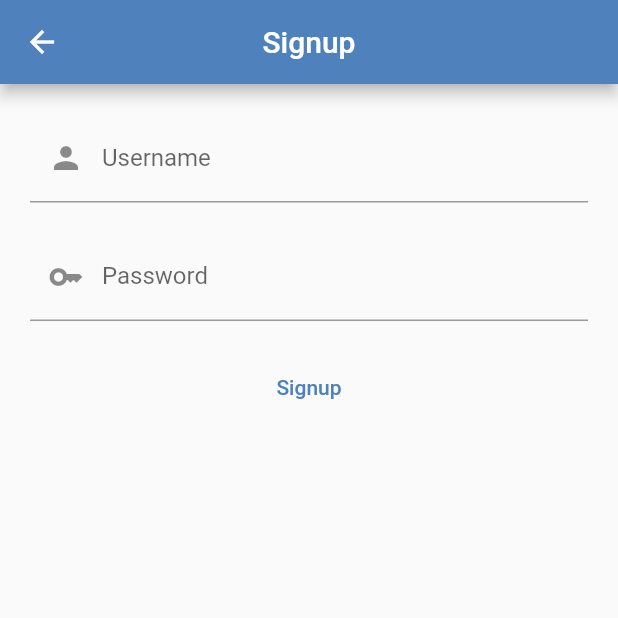
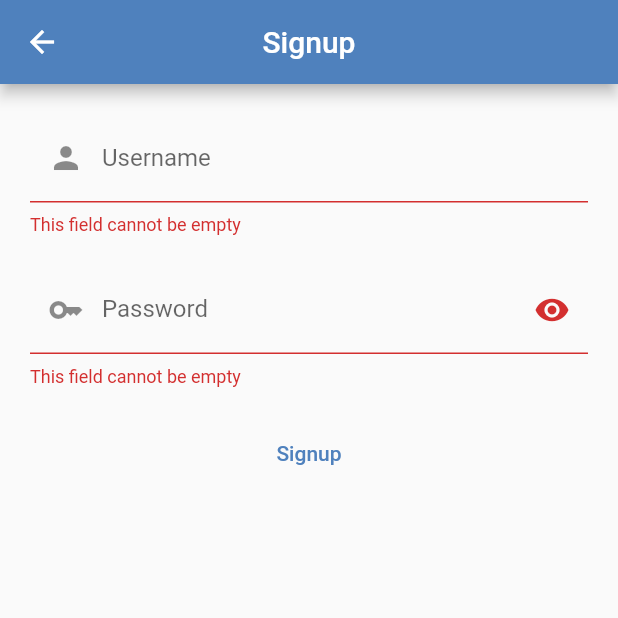
Before and after one commit to drewjya/bloc_advance, a Flutter app: the SignupScreen screen opened by its route, on a phone screen of 412 x 824 dp, the top half of it. Run offline on Flutter 3.47's test engine with Material 2 defaults, Android fonts, the phone set to English and light mode, and no system bars; our stand-ins replace bloc, equatable, file_picker, flutter_bloc, freezed_annotation, hive and 2 more; accounts and stored records are empty.

Commit message:
update validator password

```diff
--- a/lib/components/custom_text_field.dart
+++ b/lib/components/custom_text_field.dart
@@ -40,6 +40,67 @@ class CustomTextField extends StatelessWidget {
           filled: (enabled == null) ? false : (!enabled!),
           labelText: text,
         ),
+        obscureText: text == "Password",
+      ),
+    );
+  }
+}
+
+class PasswordTextField extends StatefulWidget {
+  const PasswordTextField(
+      {Key? key,
+      this.controller,
+      this.validator,
+      this.enabled,
+      this.text,
+      this.keyboardType,
+      this.autovalidateMode,
+      required this.icon,
+      this.onTap})
+      : super(key: key);
+
+  final TextEditingController? controller;
+  final String? Function(String? p1)? validator;
+  final bool? enabled;
+  final String? text;
+  final AutovalidateMode? autovalidateMode;
+  final TextInputType? keyboardType;
+  final VoidCallback? onTap;
+  final IconData icon;
+
+  @override
+  State<PasswordTextField> createState() => _PasswordTextFieldState();
+}
+
+class _PasswordTextFieldState extends State<PasswordTextField> {
+  bool flag = true;
+  @override
+  Widget build(BuildContext context) {
+    return Container(
+      margin: const EdgeInsets.only(bottom: 20),
+      child: TextFormField(
+        controller: widget.controller,
+        validator: widget.validator,
+        enabled: widget.enabled,
+        autovalidateMode: widget.autovalidateMode,
+        keyboardType: widget.keyboardType,
+        decoration: InputDecoration(
+          suffixIcon: GestureDetector(
+            onTap: () {
+              flag = !flag;
+              setState(() {});
+            },
+            child: Icon(
+                flag ? Icons.remove_red_eye : Icons.remove_red_eye_outlined),
+          ),
+          prefixIcon: Icon(widget.icon),
+          fillColor: (widget.enabled != null && widget.enabled!)
+              ? null
+              : Colors.grey.shade300,
+          filled: (widget.enabled == null) ? false : (!widget.enabled!),
+          labelText: widget.text,
+        ),
+        obscureText: flag,
       ),
     );
   }
--- a/lib/screens/login_screen.dart
+++ b/lib/screens/login_screen.dart
@@ -52,13 +52,15 @@ class LoginScreen extends StatelessWidget {
                       icon: Icons.person,
                       text: "Username",
                       controller: username,
-                      validator: Validator().checkEmpty,
+                      autovalidateMode: AutovalidateMode.always,
+                      validator: Validator(minLenth: 3).checkEmpty,
                     ),
-                    CustomTextField(
+                    PasswordTextField(
                       icon: Icons.key_outlined,
                       text: "Password",
                       controller: password,
-                      validator: Validator(minLenth: 1).validatePassword,
+                      autovalidateMode: AutovalidateMode.always,
+                      validator: Validator(minLenth: 6).validatePassword,
                     ),
                     TextButton(
                       onPressed: () {
--- a/lib/screens/signup_screen.dart
+++ b/lib/screens/signup_screen.dart
@@ -62,13 +62,15 @@ class SignupScreen extends StatelessWidget {
                       icon: Icons.person,
                       text: "Username",
                       controller: username,
-                      validator: Validator().checkEmpty,
+                      autovalidateMode: AutovalidateMode.always,
+                      validator: Validator(minLenth: 3).checkEmpty,
                     ),
-                    CustomTextField(
+                    PasswordTextField(
                       icon: Icons.key_outlined,
                       text: "Password",
                       controller: password,
-                      validator: Validator(minLenth: 1).validatePassword,
+                      autovalidateMode: AutovalidateMode.always,
+                      validator: Validator(minLenth: 6).validatePassword,
                     ),
                     TextButton(
                       onPressed: () {
```
